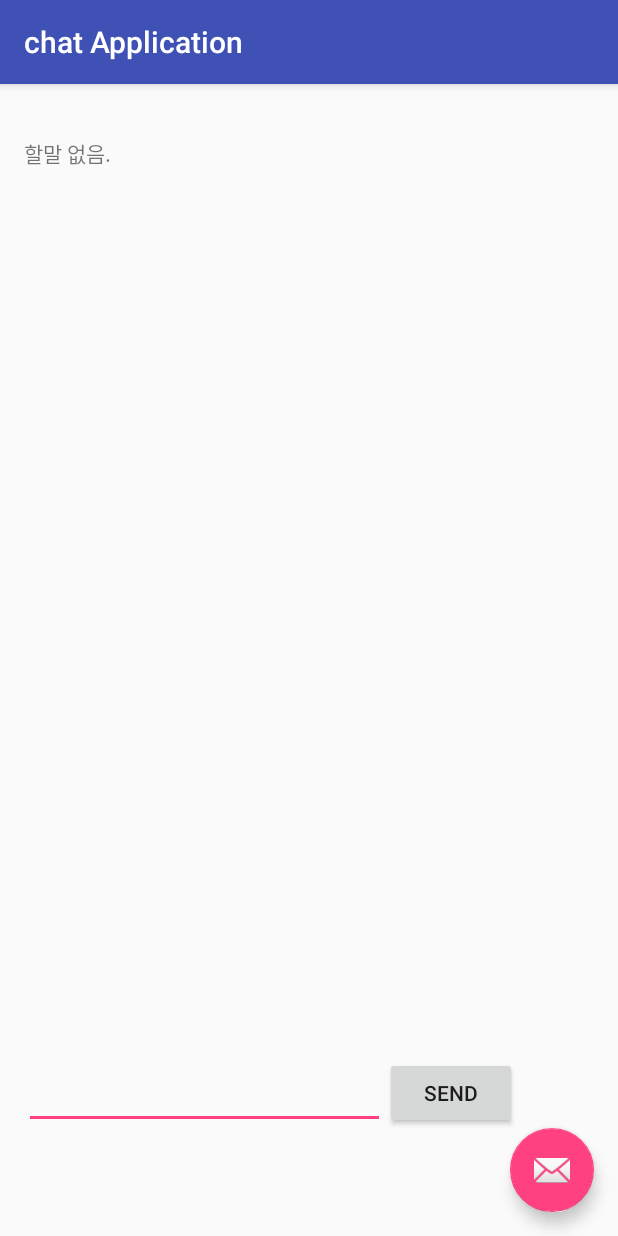
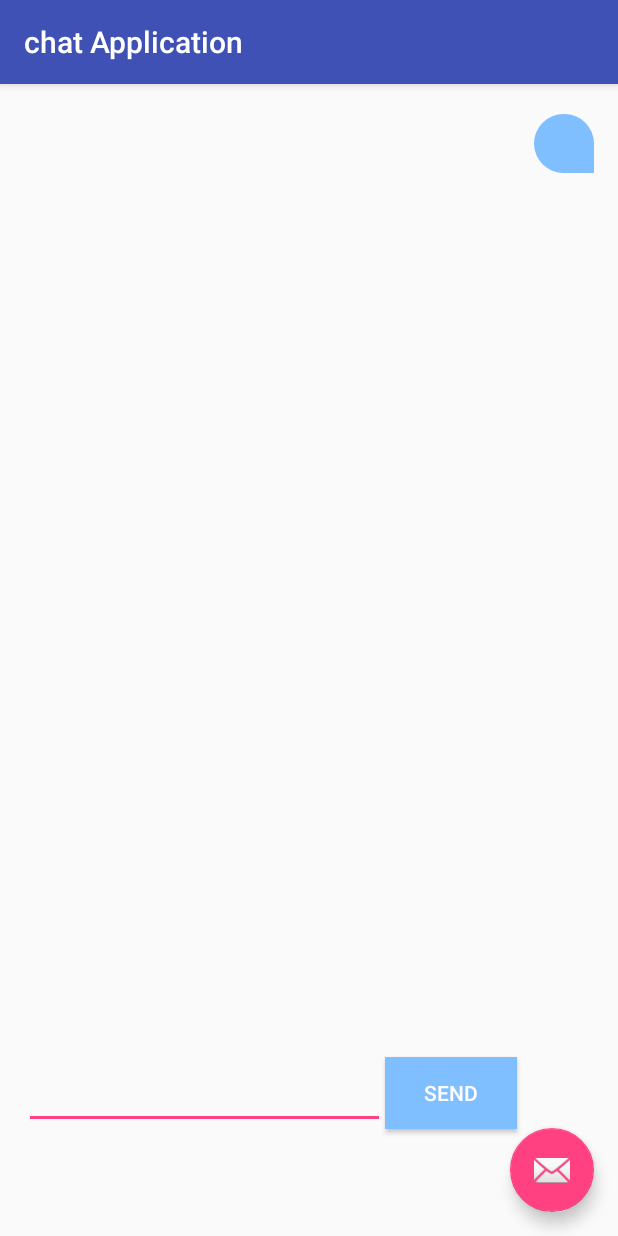
Before and after one commit to LHM0428/androidPractice, an Android app: the screen it shows after launch (ChatActivity), after a tap on "SEND", on a phone screen of 412 x 824 dp. Run offline under Robolectric (Android 15) with nearby library versions, the phone set to English and light mode, and no system bars.

Commit message:
finish my first example 'chatting'

```diff
--- a/Try_1/chatapplication/src/main/java/com/practice/lee/chatapplication/ChatActivity.java
+++ b/Try_1/chatapplication/src/main/java/com/practice/lee/chatapplication/ChatActivity.java
@@ -1,10 +1,13 @@
 package com.practice.lee.chatapplication;
 
+import android.graphics.Color;
 import android.os.Bundle;
 import android.support.v7.app.AppCompatActivity;
 import android.support.v7.widget.Toolbar;
 import android.view.Gravity;
 import android.view.View;
+import android.view.animation.Animation;
+import android.view.animation.TranslateAnimation;
 import android.widget.Button;
 import android.widget.EditText;
 import android.widget.LinearLayout;
@@ -37,15 +40,28 @@ public class ChatActivity extends AppCompatActivity implements View.OnClickListe
 
     @Override
     public void onClick(View v) {
+        final int marginSize = getResources().getDimensionPixelSize(R.dimen.message_margin);
+        TextView userMessage = new TextView(this);
+        LinearLayout.LayoutParams userMssageLayout = new LinearLayout.LayoutParams(LinearLayout.LayoutParams.WRAP_CONTENT, LinearLayout.LayoutParams.WRAP_CONTENT);
+        final TextView cMessage = new TextView(this);
+        final LinearLayout.LayoutParams cMssageLayout = new LinearLayout.LayoutParams(LinearLayout.LayoutParams.WRAP_CONTENT, LinearLayout.LayoutParams.WRAP_CONTENT);
+
         if(v.equals(bt_send)){
+            String answer;
             String inputText = Input_Message.getText().toString();
+
+            userMessage.setText(inputText);
+            userMssageLayout.gravity = Gravity.END;
+            userMssageLayout.setMargins(0, marginSize,0,marginSize);
+
+            userMessage.setBackgroundResource(R.drawable.user_message);
+            userMessage.setTextColor(Color.WHITE);
+            message_log.addView(userMessage, LinearLayout.LayoutParams.WRAP_CONTENT, userMssageLayout);
+
             Input_Message.setText("");
-            String answer;
-
-            TextView userMessage = new TextView(this);
-            userMessage.setText(inputText);
-            userMessage.setGravity(Gravity.END);
-            message_log.addView(userMessage, LinearLayout.LayoutParams.WRAP_CONTENT);
+            TranslateAnimation userMessageAnimation = new TranslateAnimation(message_log.getWidth(),0,0,0);
+            userMessageAnimation.setDuration(500);
+            userMessage.startAnimation(userMessageAnimation);
 
             if(inputText.contains("안녕")){
                 answer="안녕하세요";
@@ -72,11 +88,36 @@ public class ChatActivity extends AppCompatActivity implements View.OnClickListe
                 answer = "할말 없음.";
             }
 
-            TextView cMessage = new TextView(this);
             cMessage.setText(answer);
-            cMessage.setGravity(Gravity.START);
-            message_log.addView(cMessage,LinearLayout.LayoutParams.WRAP_CONTENT);
-            sc_text.fullScroll(View.FOCUS_DOWN);
+            cMessage.setBackgroundResource(R.drawable.cpu_message);
+            cMessage.setTextColor(Color.WHITE);
+            userMessageAnimation.setAnimationListener(new Animation.AnimationListener(){
+                @Override
+                public void onAnimationStart(Animation animation) {}
+                @Override
+                public void onAnimationEnd(Animation animation) {
+                    sc_text.fullScroll(View.FOCUS_DOWN);
+                    cMssageLayout.gravity = Gravity.START;
+                    cMssageLayout.setMargins(marginSize,marginSize,marginSize,marginSize);
+                    message_log.addView(cMessage, LinearLayout.LayoutParams.WRAP_CONTENT, cMssageLayout);
+                    TranslateAnimation cMessageAnimation = new TranslateAnimation(-message_log.getWidth(),0,0,0);
+                    cMessageAnimation.setDuration(500);
+                    cMessage.startAnimation(cMessageAnimation);
+                    cMessageAnimation.setAnimationListener(new Animation.AnimationListener() {
+                        @Override
+                        public void onAnimationStart(Animation animation) {                     }
+                        @Override
+                        public void onAnimationEnd(Animation animation) {
+                            sc_text.fullScroll(View.FOCUS_DOWN);
+                        }
+                        @Override
+                        public void onAnimationRepeat(Animation animation) {                     }
+                    });
+                }
+                @Override
+                public void onAnimationRepeat(Animation animation) {}
+            });
+
         }//bt_send
     }
 }
--- /dev/null
+++ b/Try_1/chatapplication/src/main/res/drawable/cpu_message.xml
@@ -0,0 +1,13 @@
+<?xml version="1.0" encoding="utf-8"?>
+<shape xmlns:android="http://schemas.android.com/apk/res/android">
+    <solid android:color="#ff58f9"/>
+    <corners
+        android:radius="20dp"
+        android:bottomLeftRadius="0dp"/>
+
+    <padding
+        android:bottom="10dp"
+        android:left="20dp"
+        android:right="20dp"
+        android:top="10dp"/>
+</shape>
--- /dev/null
+++ b/Try_1/chatapplication/src/main/res/drawable/user_message.xml
@@ -0,0 +1,13 @@
+<?xml version="1.0" encoding="utf-8"?>
+<shape xmlns:android="http://schemas.android.com/apk/res/android">
+    <solid android:color="@color/theme"/>
+    <corners
+        android:radius="20dp"
+        android:bottomRightRadius="0dp"/>
+
+    <padding
+        android:bottom="10dp"
+        android:left="20dp"
+        android:right="20dp"
+        android:top="10dp"/>
+</shape>
--- a/Try_1/chatapplication/src/main/res/layout/content_chat.xml
+++ b/Try_1/chatapplication/src/main/res/layout/content_chat.xml
@@ -19,7 +19,9 @@
         android:layout_alignParentBottom="true"
         android:layout_alignParentStart="true"
         android:layout_marginBottom="55dp"
-        android:layout_toStartOf="@+id/bt_send" />
+        android:layout_toStartOf="@+id/bt_send"
+        android:textColor="@color/theme"
+        />
 
     <Button
         android:layout_width="wrap_content"
@@ -28,7 +30,9 @@
         android:layout_marginEnd="51dp"
         android:text="send"
         android:layout_alignBottom="@+id/input_message"
-        android:layout_alignParentEnd="true" />
+        android:layout_alignParentEnd="true"
+        android:background="@color/theme"
+        android:textColor="@color/white"/>
 
     <ScrollView
         android:layout_width="match_parent"
@@ -42,7 +46,11 @@
         android:layout_width="match_parent"
         android:layout_height="wrap_content"
         android:id="@+id/message_log"
-        android:layout_below="@+id/scrollView">
+        android:layout_below="@+id/scrollView"
+         android:animateLayoutChanges="true">
+
     </LinearLayout>
     </ScrollView>
+
+
 </RelativeLayout>
--- a/Try_1/chatapplication/src/main/res/values/colors.xml
+++ b/Try_1/chatapplication/src/main/res/values/colors.xml
@@ -3,4 +3,6 @@
     <color name="colorPrimary">#3F51B5</color>
     <color name="colorPrimaryDark">#303F9F</color>
     <color name="colorAccent">#FF4081</color>
+    <color name="white">#ffffff</color>
+    <color name="theme">#80bfff</color>
 </resources>
--- a/Try_1/chatapplication/src/main/res/values/dimens.xml
+++ b/Try_1/chatapplication/src/main/res/values/dimens.xml
@@ -3,4 +3,5 @@
     <dimen name="activity_horizontal_margin">16dp</dimen>
     <dimen name="activity_vertical_margin">16dp</dimen>
     <dimen name="fab_margin">16dp</dimen>
+    <dimen name="message_margin">4dp</dimen>
 </resources>
```
Also changed, not shown: Try_1/chatapplication/src/main/ic_launcher-web.png (added), Try_1/chatapplication/src/main/res/mipmap-hdpi/ic_launcher.png, Try_1/chatapplication/src/main/res/mipmap-mdpi/ic_launcher.png, Try_1/chatapplication/src/main/res/mipmap-xhdpi/ic_launcher.png, Try_1/chatapplication/src/main/res/mipmap-xxhdpi/ic_launcher.png, Try_1/chatapplication/src/main/res/mipmap-xxxhdpi/ic_launcher.png.
